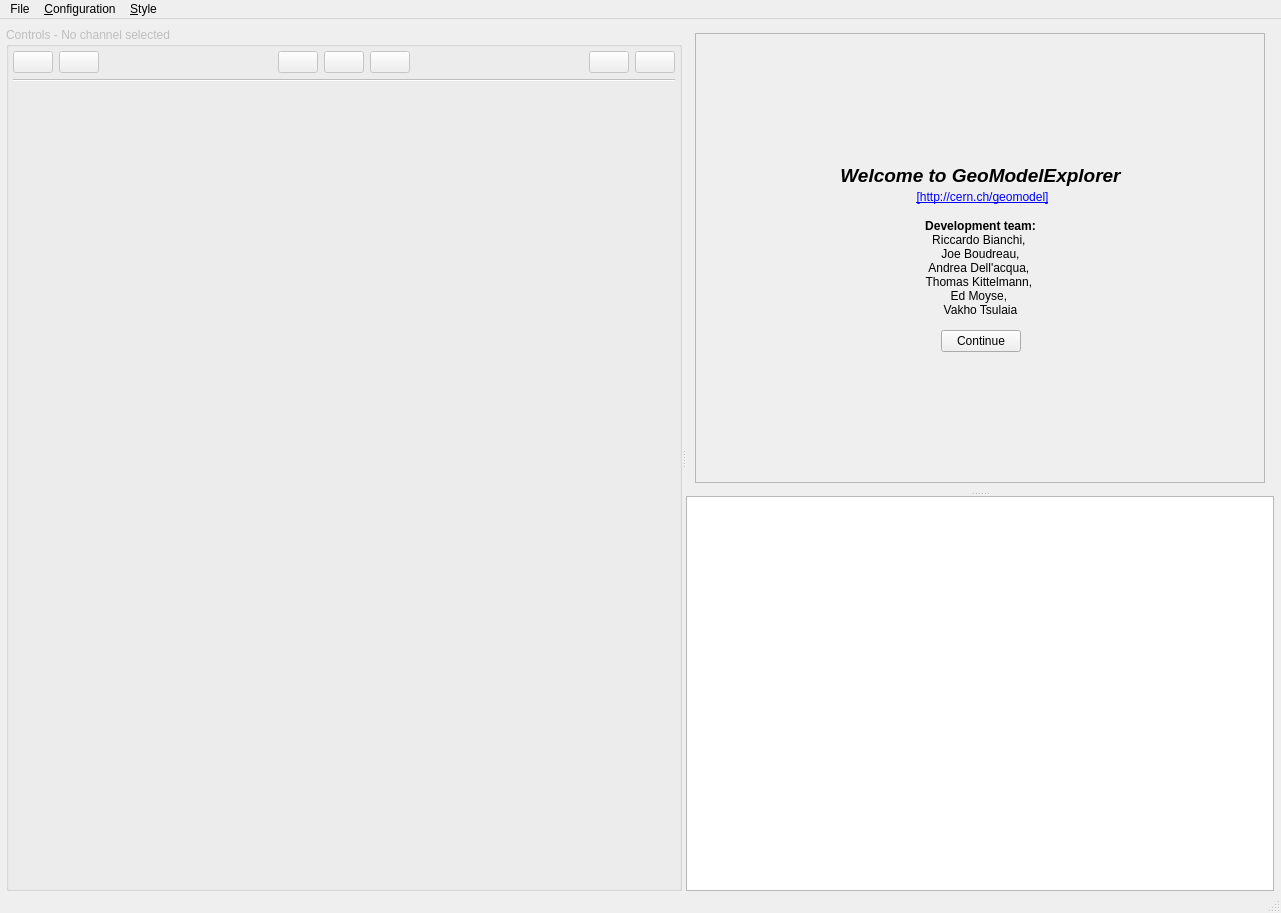
Before: the Qt Designer form VP1Gui/src/vp1mainwindow.ui in efemberg11/GeoModel_rmakhman, drawn with Qt 5.
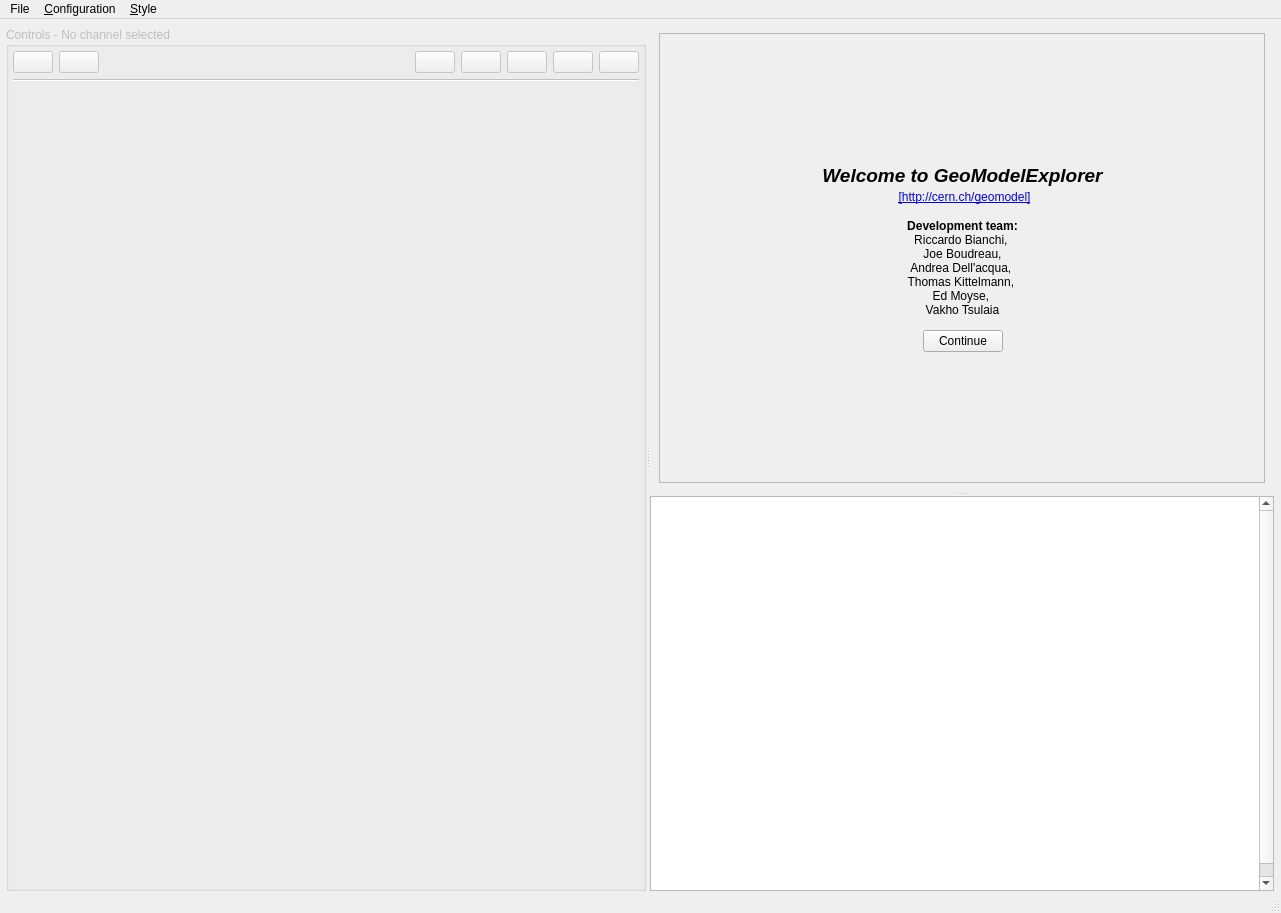
After: the same form once the commit is applied. Icons and pictures are not drawn. Custom widgets are drawn as their Qt base class.

```diff
--- a/VP1Gui/src/vp1mainwindow.ui
+++ b/VP1Gui/src/vp1mainwindow.ui
@@ -180,19 +180,6 @@
                </property>
               </widget>
              </item>
-             <item>
-              <spacer name="horizontalSpacer_3">
-               <property name="orientation">
-                <enum>Qt::Horizontal</enum>
-               </property>
-               <property name="sizeHint" stdset="0">
-                <size>
-                 <width>40</width>
-                 <height>20</height>
-                </size>
-               </property>
-              </spacer>
-             </item>
              <item>
               <widget class="QPushButton" name="pushButton_makeEventDisplay">
                <property name="toolTip">
@@ -480,6 +467,7 @@
 &lt;p style=&quot;-qt-paragraph-type:empty; margin-top:0px; margin-bottom:0px; margin-left:0px; margin-right:0px; -qt-block-indent:0; text-indent:0px;&quot;&gt;&lt;br /&gt;&lt;/p&gt;
 &lt;p style=&quot;-qt-paragraph-type:empty; margin-top:0px; margin-bottom:0px; margin-left:0px; margin-right:0px; -qt-block-indent:0; text-indent:0px;&quot;&gt;&lt;br /&gt;&lt;/p&gt;
 &lt;p style=&quot;-qt-paragraph-type:empty; margin-top:0px; margin-bottom:0px; margin-left:0px; margin-right:0px; -qt-block-indent:0; text-indent:0px;&quot;&gt;&lt;br /&gt;&lt;/p&gt;
+&lt;p style=&quot;-qt-paragraph-type:empty; margin-top:0px; margin-bottom:0px; margin-left:0px; margin-right:0px; -qt-block-indent:0; text-indent:0px;&quot;&gt;&lt;br /&gt;&lt;/p&gt;
 &lt;p style=&quot;-qt-paragraph-type:empty; margin-top:0px; margin-bottom:0px; margin-left:0px; margin-right:0px; -qt-block-indent:0; text-indent:0px; font-family:'Cantarell';&quot;&gt;&lt;br /&gt;&lt;/p&gt;
 &lt;p style=&quot;-qt-paragraph-type:empty; margin-top:0px; margin-bottom:0px; margin-left:0px; margin-right:0px; -qt-block-indent:0; text-indent:0px; font-family:'Cantarell';&quot;&gt;&lt;br /&gt;&lt;/p&gt;
 &lt;p style=&quot;-qt-paragraph-type:empty; margin-top:0px; margin-bottom:0px; margin-left:0px; margin-right:0px; -qt-block-indent:0; text-indent:0px; font-family:'Sans'; font-size:10pt;&quot;&gt;&lt;br /&gt;&lt;/p&gt;
```
